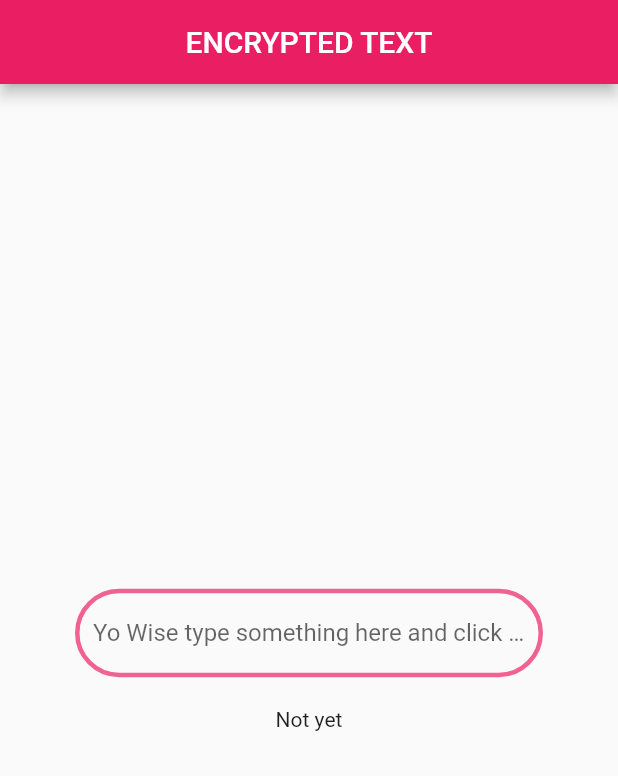
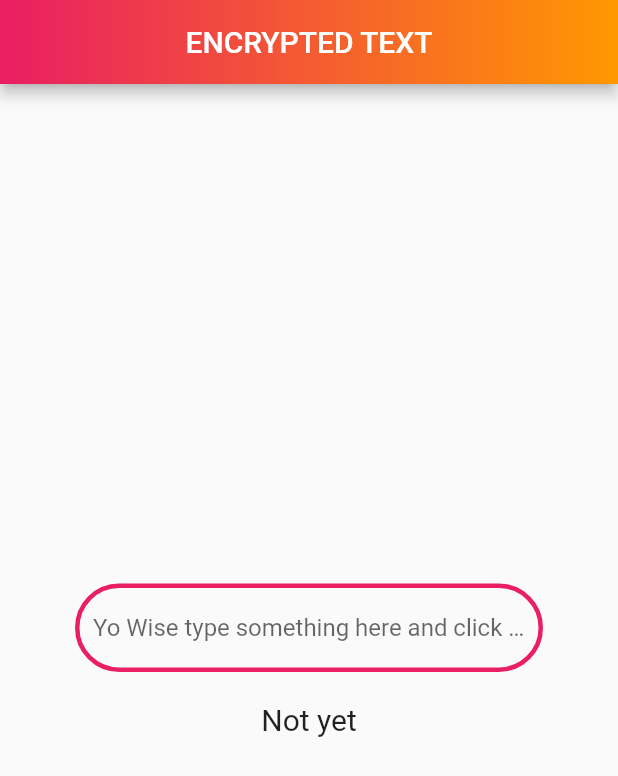
Before and after one commit to AndyLaiJS/booo_app, a Flutter app: the screen it shows after launch, on a phone screen of 412 x 824 dp. Shown: the top 776 px of the screen. Run offline on Flutter 3.47's test engine with Material 2 defaults, Android fonts, the phone set to English and light mode, and no system bars; our stand-ins replace gradient_app_bar.

Commit message:
Gradient Color

```diff
--- a/lib/main.dart
+++ b/lib/main.dart
@@ -1,5 +1,6 @@
 import "package:flutter/material.dart";
 import "dart:math";
+import 'package:gradient_app_bar/gradient_app_bar.dart';
 
 main() {
   runApp(MyApp());
@@ -10,9 +11,6 @@ class MyApp extends StatelessWidget {
   Widget build(BuildContext context) {
     return MaterialApp(
       debugShowCheckedModeBanner: false,
-      theme: ThemeData(
-        primarySwatch: Colors.pink,
-      ),
       home: MainPage(),
     );
   }
@@ -49,7 +47,9 @@ class PageState extends State<MainPage> {
   @override
   Widget build(BuildContext context) {
     return Scaffold(
-      appBar: AppBar(
+      appBar: GradientAppBar(
+        backgroundColorStart: Colors.pink,
+        backgroundColorEnd: Colors.orange,
         centerTitle: true,
         title: Text(
           "ENCRYPTED TEXT"
@@ -63,7 +63,7 @@ class PageState extends State<MainPage> {
               child: Padding(
                 padding: const EdgeInsets.fromLTRB(50,0,50,0),
                 child: TextField(
-                  onSubmitted: changeText,
+                  onChanged: changeText,
                   decoration: InputDecoration(
                     hintText: "Yo Wise type something here and click enter",  // this is new, I made this change and now you can see it too
                     border: OutlineInputBorder(
@@ -72,7 +72,7 @@ class PageState extends State<MainPage> {
                     enabledBorder: OutlineInputBorder(
                       borderRadius: BorderRadius.circular(200),
                       borderSide: BorderSide(
-                        color: Colors.pink[300],
+                        color: Colors.pink,
                         width: 3,
                       )
                     ),
@@ -90,7 +90,11 @@ class PageState extends State<MainPage> {
             SizedBox(
               height: 20,     //SizeBox is essentially identical to Container
             ),
-            Text("$text"),
+            Text("$text",
+            style: TextStyle(
+              fontSize: 20,
+            ),
+            ),
           ],
         ),
       )
--- a/pubspec.yaml
+++ b/pubspec.yaml
@@ -21,9 +21,9 @@ environment:
   sdk: ">=2.7.0 <3.0.0"
 
 dependencies:
+  gradient_app_bar: ^0.0.1
   flutter:
     sdk: flutter
-
 
   # The following adds the Cupertino Icons font to your application.
   # Use with the CupertinoIcons class for iOS style icons.
```
Also changed, not shown: pubspec.lock.
